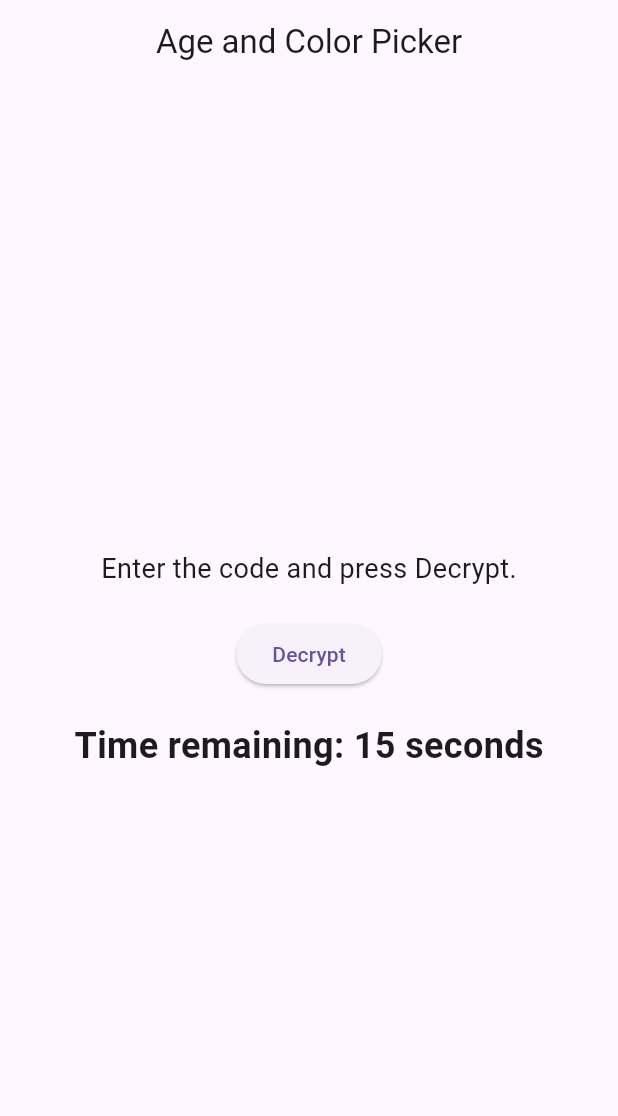
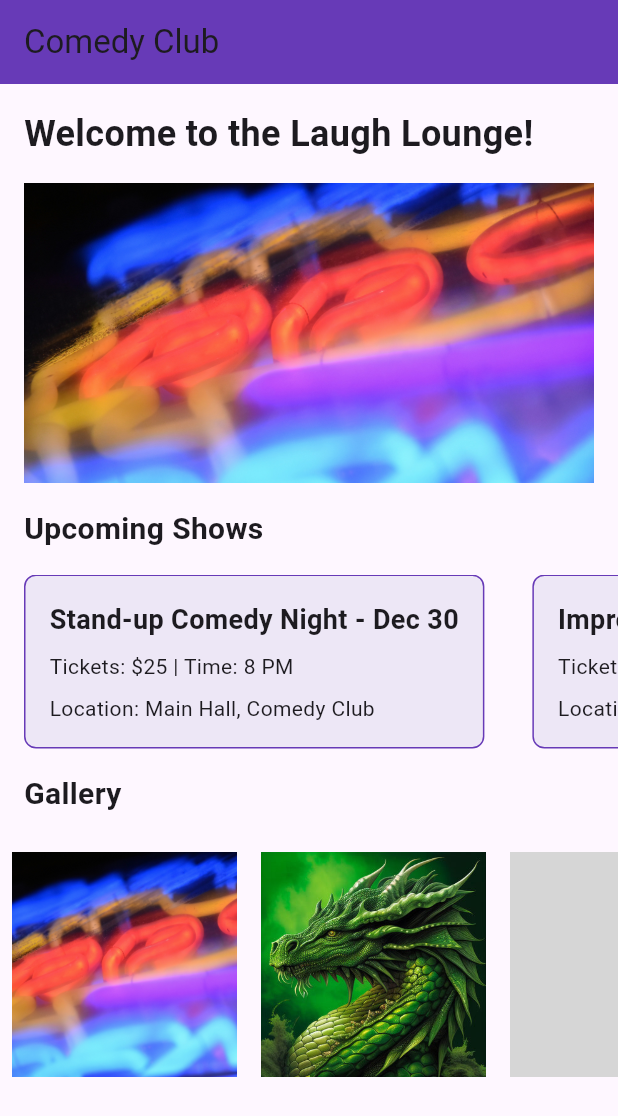
Before and after one commit to onurerdem1/neon_academy_workspace, a Flutter app: the screen it shows after launch, on a phone screen of 412 x 824 dp. Shown: the top 1116 px of the screen. Run offline on Flutter 3.47's test engine with Material 3 defaults, Android fonts, the phone set to English and light mode, and no system bars; our stand-ins replace audioplayers, flutter_colorpicker, flutter_local_notifications, flutter_mobx, image_picker, mobx and 1 more; generated files the repository leaves out were written again; grey boxes are pictures that could not be loaded.

Commit message:
comedy club challange done

```diff
--- /dev/null
+++ b/lib/comedy_club_challange.dart
@@ -0,0 +1,215 @@
+import 'package:flutter/material.dart';
+
+void main() {
+  runApp(ComedyClubApp());
+}
+
+class ComedyClubApp extends StatelessWidget {
+  @override
+  Widget build(BuildContext context) {
+    return MaterialApp(
+      debugShowCheckedModeBanner: false,
+      home: ComedyClubHomeScreen(),
+    );
+  }
+}
+
+class ComedyClubHomeScreen extends StatelessWidget {
+  @override
+  Widget build(BuildContext context) {
+    return Scaffold(
+      appBar: AppBar(
+        title: const Text('Comedy Club'),
+        backgroundColor: Colors.deepPurple,
+      ),
+      body: SingleChildScrollView(
+        child: Column(
+          crossAxisAlignment: CrossAxisAlignment.start,
+          children: [
+            const Padding(
+              padding: EdgeInsets.all(16.0),
+              child: Text(
+                'Welcome to the Laugh Lounge!',
+                style: TextStyle(fontSize: 24, fontWeight: FontWeight.bold),
+              ),
+            ),
+            Padding(
+              padding: const EdgeInsets.symmetric(horizontal: 16.0),
+              child: Image.asset(
+                'assets/comedy_club.jpg',
+                height: 200,
+                width: double.infinity,
+                fit: BoxFit.cover,
+              ),
+            ),
+            const Padding(
+              padding: EdgeInsets.all(16.0),
+              child: Text(
+                'Upcoming Shows',
+                style: TextStyle(fontSize: 20, fontWeight: FontWeight.bold),
+              ),
+            ),
+            SingleChildScrollView(
+              scrollDirection: Axis.horizontal,
+              child: Row(
+                children: [
+                  Container(
+                    margin: const EdgeInsets.symmetric(horizontal: 16.0),
+                    padding: const EdgeInsets.all(16.0),
+                    decoration: BoxDecoration(
+                      color: Colors.deepPurple.shade50,
+                      borderRadius: BorderRadius.circular(8),
+                      border: Border.all(color: Colors.deepPurple),
+                    ),
+                    child: const Column(
+                      crossAxisAlignment: CrossAxisAlignment.start,
+                      children: [
+                        Text(
+                          'Stand-up Comedy Night - Dec 30',
+                          style: TextStyle(
+                              fontSize: 18, fontWeight: FontWeight.bold),
+                        ),
+                        SizedBox(height: 8),
+                        Text('Tickets: \$25 | Time: 8 PM'),
+                        SizedBox(height: 8),
+                        Text('Location: Main Hall, Comedy Club'),
+                      ],
+                    ),
+                  ),
+                  Container(
+                    margin: const EdgeInsets.symmetric(horizontal: 16.0),
+                    padding: const EdgeInsets.all(16.0),
+                    decoration: BoxDecoration(
+                      color: Colors.deepPurple.shade50,
+                      borderRadius: BorderRadius.circular(8),
+                      border: Border.all(color: Colors.deepPurple),
+                    ),
+                    child: const Column(
+                      crossAxisAlignment: CrossAxisAlignment.start,
+                      children: [
+                        Text(
+                          'Improv Night - Dec 24',
+                          style: TextStyle(
+                              fontSize: 18, fontWeight: FontWeight.bold),
+                        ),
+                        SizedBox(height: 8),
+                        Text('Tickets: \$20 | Time: 7 PM'),
+                        SizedBox(height: 8),
+                        Text('Location: Second Stage, Comedy Club'),
+                      ],
+                    ),
+                  ),
+                  Container(
+                    margin: const EdgeInsets.symmetric(horizontal: 16.0),
+                    padding: const EdgeInsets.all(16.0),
+                    decoration: BoxDecoration(
+                      color: Colors.deepPurple.shade50,
+                      borderRadius: BorderRadius.circular(8),
+                      border: Border.all(color: Colors.deepPurple),
+                    ),
+                    child: const Column(
+                      crossAxisAlignment: CrossAxisAlignment.start,
+                      children: [
+                        Text(
+                          'Open Mic Night - Jan 5',
+                          style: TextStyle(
+                              fontSize: 18, fontWeight: FontWeight.bold),
+                        ),
+                        SizedBox(height: 8),
+                        Text('Tickets: Free | Time: 6 PM'),
+                        SizedBox(height: 8),
+                        Text('Location: Bar Area, Comedy Club'),
+                      ],
+                    ),
+                  ),
+                  Container(
+                    margin: const EdgeInsets.symmetric(horizontal: 16.0),
+                    padding: const EdgeInsets.all(16.0),
+                    decoration: BoxDecoration(
+                      color: Colors.deepPurple.shade50,
+                      borderRadius: BorderRadius.circular(8),
+                      border: Border.all(color: Colors.deepPurple),
+                    ),
+                    child: const Column(
+                      crossAxisAlignment: CrossAxisAlignment.start,
+                      children: [
+                        Text(
+                          'Comedy Workshop - Jan 10',
+                          style: TextStyle(
+                              fontSize: 18, fontWeight: FontWeight.bold),
+                        ),
+                        SizedBox(height: 8),
+                        Text('Tickets: \$15 | Time: 5 PM'),
+                        SizedBox(height: 8),
+                        Text('Location: Workshop Room, Comedy Club'),
+                      ],
+                    ),
+                  ),
+                ],
+              ),
+            ),
+            const Padding(
+              padding: EdgeInsets.all(16.0),
+              child: Text(
+                'Gallery',
+                style: TextStyle(fontSize: 20, fontWeight: FontWeight.bold),
+              ),
+            ),
+            SingleChildScrollView(
+              scrollDirection: Axis.horizontal,
+              child: Row(
+                children: [
+                  Padding(
+                    padding: const EdgeInsets.all(8.0),
+                    child: Image.asset(
+                      'assets/comedy_club.jpg',
+                      height: 150,
+                      width: 150,
+                      fit: BoxFit.cover,
+                    ),
+                  ),
+                  Padding(
+                    padding: const EdgeInsets.all(8.0),
+                    child: Image.asset(
+                      'assets/green_dragon.jpg',
+                      height: 150,
+                      width: 150,
+                      fit: BoxFit.cover,
+                    ),
+                  ),
+                  Padding(
+                    padding: const EdgeInsets.all(8.0),
+                    child: Image.asset(
+                      'assets/red_dragon.png',
+                      height: 150,
+                      width: 150,
+                      fit: BoxFit.cover,
+                    ),
+                  ),
+                  Padding(
+                    padding: const EdgeInsets.all(8.0),
+                    child: Image.asset(
+                      'assets/red_dragon.png',
+                      height: 150,
+                      width: 150,
+                      fit: BoxFit.cover,
+                    ),
+                  ),
+                  Padding(
+                    padding: const EdgeInsets.all(8.0),
+                    child: Image.asset(
+                      'assets/red_dragon.png',
+                      height: 150,
+                      width: 150,
+                      fit: BoxFit.cover,
+                    ),
+                  ),
+                ],
+              ),
+            ),
+          ],
+        ),
+      ),
+    );
+  }
+}
--- a/lib/main.dart
+++ b/lib/main.dart
@@ -1,5 +1,6 @@
 import 'package:flutter/material.dart';
 import 'package:neon_academy_workspace/buttons.dart';
+import 'package:neon_academy_workspace/comedy_club_challange.dart';
 import 'package:neon_academy_workspace/container_workspace.dart';
 import 'package:neon_academy_workspace/data_table.dart';
 import 'package:neon_academy_workspace/expanded_padding.dart';
@@ -31,7 +32,7 @@ class MainApp extends StatelessWidget {
   Widget build(BuildContext context) {
     return MaterialApp(
       home: Scaffold(
-        body: DecryptScreen(),
+        body: ComedyClubHomeScreen(),
       ),
       debugShowCheckedModeBanner: false,
     );
```
Also changed, not shown: assets/comedy_club.jpg (added).
